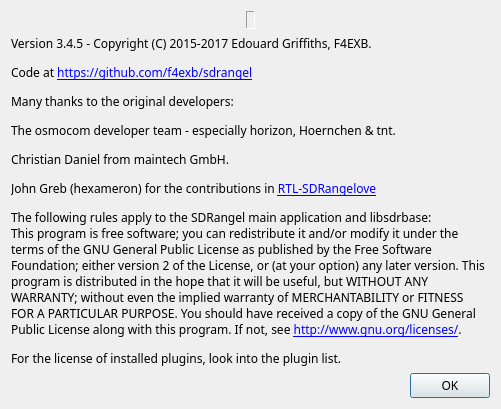
This is sdrbase/gui/aboutdialog.ui in f4exb/sdrangel as Qt 5 draws it before an edit. The edited form follows.
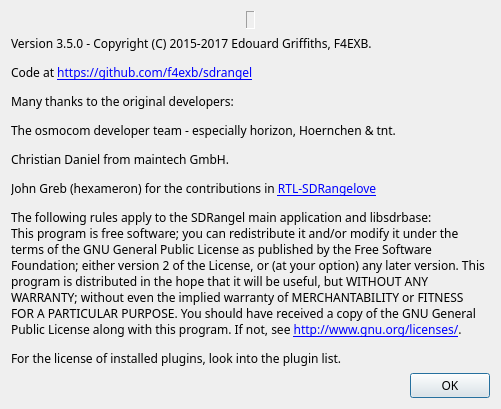
This is the edited form. Icons and pictures are not drawn.

Patch:
```diff
--- a/sdrbase/gui/aboutdialog.ui
+++ b/sdrbase/gui/aboutdialog.ui
@@ -84,7 +84,7 @@
    <item>
     <widget class="QLabel" name="label_2">
      <property name="text">
-      <string>&lt;html&gt;&lt;head/&gt;&lt;body&gt;&lt;p&gt;Version 3.4.5 - Copyright (C) 2015-2017 Edouard Griffiths, F4EXB. &lt;/p&gt;&lt;p&gt;Code at &lt;a href=&quot;https://github.com/f4exb/sdrangel&quot;&gt;&lt;span style=&quot; text-decoration: underline; color:#0000ff;&quot;&gt;https://github.com/f4exb/sdrangel&lt;/span&gt;&lt;/a&gt;&lt;/p&gt;&lt;p&gt;Many thanks to the original developers:&lt;/p&gt;&lt;p&gt;The osmocom developer team - especially horizon, Hoernchen &amp;amp; tnt.&lt;/p&gt;&lt;p&gt;Christian Daniel from maintech GmbH.&lt;/p&gt;&lt;p&gt;John Greb (hexameron) for the contributions in &lt;a href=&quot;https://github.com/hexameron/rtl-sdrangelove&quot;&gt;&lt;span style=&quot; text-decoration: underline; color:#0000ff;&quot;&gt;RTL-SDRangelove&lt;/span&gt;&lt;/a&gt;&lt;/p&gt;&lt;p&gt;The following rules apply to the SDRangel main application and libsdrbase:&lt;br/&gt;This program is free software; you can redistribute it and/or modify it under the terms of the GNU General Public License as published by the Free Software Foundation; either version 2 of the License, or (at your option) any later version. This program is distributed in the hope that it will be useful, but WITHOUT ANY WARRANTY; without even the implied warranty of MERCHANTABILITY or FITNESS FOR A PARTICULAR PURPOSE. You should have received a copy of the GNU General Public License along with this program. If not, see &lt;a href=&quot;http://www.gnu.org/licenses/&quot;&gt;&lt;span style=&quot; text-decoration: underline; color:#0000ff;&quot;&gt;http://www.gnu.org/licenses/&lt;/span&gt;&lt;/a&gt;.&lt;/p&gt;&lt;p&gt;For the license of installed plugins, look into the plugin list.&lt;/p&gt;&lt;/body&gt;&lt;/html&gt;</string>
+      <string>&lt;html&gt;&lt;head/&gt;&lt;body&gt;&lt;p&gt;Version 3.5.0 - Copyright (C) 2015-2017 Edouard Griffiths, F4EXB. &lt;/p&gt;&lt;p&gt;Code at &lt;a href=&quot;https://github.com/f4exb/sdrangel&quot;&gt;&lt;span style=&quot; text-decoration: underline; color:#0000ff;&quot;&gt;https://github.com/f4exb/sdrangel&lt;/span&gt;&lt;/a&gt;&lt;/p&gt;&lt;p&gt;Many thanks to the original developers:&lt;/p&gt;&lt;p&gt;The osmocom developer team - especially horizon, Hoernchen &amp;amp; tnt.&lt;/p&gt;&lt;p&gt;Christian Daniel from maintech GmbH.&lt;/p&gt;&lt;p&gt;John Greb (hexameron) for the contributions in &lt;a href=&quot;https://github.com/hexameron/rtl-sdrangelove&quot;&gt;&lt;span style=&quot; text-decoration: underline; color:#0000ff;&quot;&gt;RTL-SDRangelove&lt;/span&gt;&lt;/a&gt;&lt;/p&gt;&lt;p&gt;The following rules apply to the SDRangel main application and libsdrbase:&lt;br/&gt;This program is free software; you can redistribute it and/or modify it under the terms of the GNU General Public License as published by the Free Software Foundation; either version 2 of the License, or (at your option) any later version. This program is distributed in the hope that it will be useful, but WITHOUT ANY WARRANTY; without even the implied warranty of MERCHANTABILITY or FITNESS FOR A PARTICULAR PURPOSE. You should have received a copy of the GNU General Public License along with this program. If not, see &lt;a href=&quot;http://www.gnu.org/licenses/&quot;&gt;&lt;span style=&quot; text-decoration: underline; color:#0000ff;&quot;&gt;http://www.gnu.org/licenses/&lt;/span&gt;&lt;/a&gt;.&lt;/p&gt;&lt;p&gt;For the license of installed plugins, look into the plugin list.&lt;/p&gt;&lt;/body&gt;&lt;/html&gt;</string>
      </property>
      <property name="wordWrap">
       <bool>true</bool>
```
